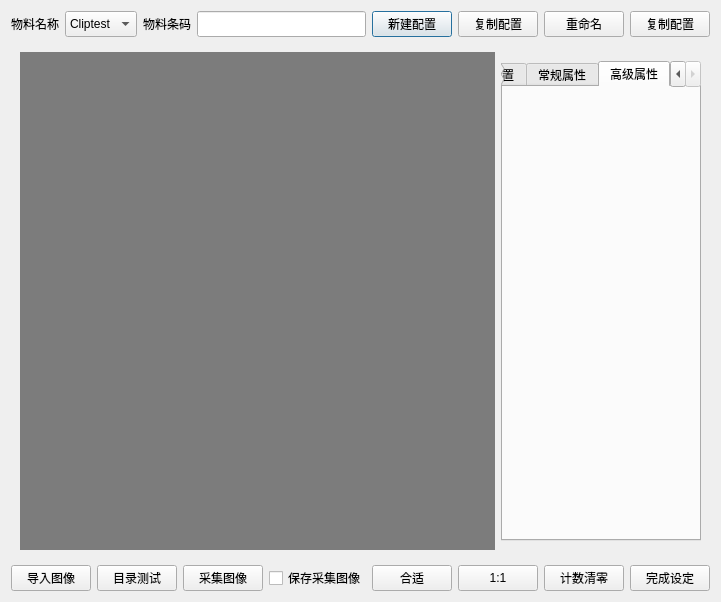
Above: materialmanagedialog.ui from silent426/ProjectDemos before the change. Below: the same form after it.
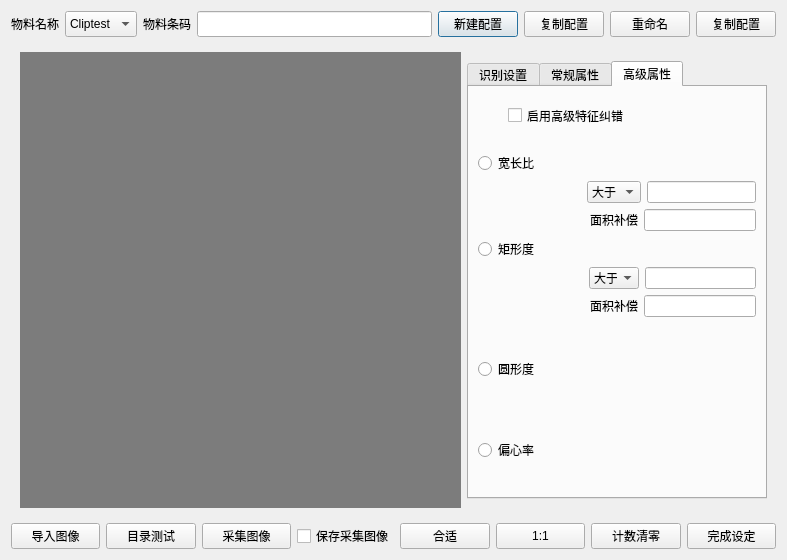
That is the form after the change. The open tabs and pages were chosen to show the change.

```diff
--- a/materialmanagedialog.ui
+++ b/materialmanagedialog.ui
@@ -6,8 +6,8 @@
    <rect>
     <x>0</x>
     <y>0</y>
-    <width>719</width>
-    <height>602</height>
+    <width>787</width>
+    <height>560</height>
    </rect>
   </property>
   <property name="windowTitle">
@@ -155,7 +155,7 @@
        <widget class="QWidget" name="widget_5" native="true">
         <property name="maximumSize">
          <size>
-          <width>200</width>
+          <width>300</width>
           <height>16777215</height>
          </size>
         </property>
@@ -185,6 +185,301 @@
             <attribute name="title">
              <string>高级属性</string>
             </attribute>
+            <layout class="QVBoxLayout" name="verticalLayout_3">
+             <item>
+              <widget class="QWidget" name="widget_6" native="true">
+               <property name="maximumSize">
+                <size>
+                 <width>16777215</width>
+                 <height>40</height>
+                </size>
+               </property>
+               <widget class="QCheckBox" name="checkBox_2">
+                <property name="geometry">
+                 <rect>
+                  <x>30</x>
+                  <y>10</y>
+                  <width>131</width>
+                  <height>19</height>
+                 </rect>
+                </property>
+                <property name="text">
+                 <string>启用高级特征纠错</string>
+                </property>
+               </widget>
+              </widget>
+             </item>
+             <item>
+              <widget class="QWidget" name="widget_8" native="true">
+               <layout class="QVBoxLayout" name="verticalLayout_5">
+                <property name="leftMargin">
+                 <number>0</number>
+                </property>
+                <property name="rightMargin">
+                 <number>0</number>
+                </property>
+                <item>
+                 <widget class="QWidget" name="widget_7" native="true">
+                  <layout class="QVBoxLayout" name="verticalLayout_4">
+                   <property name="leftMargin">
+                    <number>0</number>
+                   </property>
+                   <property name="topMargin">
+                    <number>0</number>
+                   </property>
+                   <property name="rightMargin">
+                    <number>0</number>
+                   </property>
+                   <property name="bottomMargin">
+                    <number>0</number>
+                   </property>
+                   <item>
+                    <widget class="QRadioButton" name="radioButton">
+                     <property name="text">
+                      <string>宽长比</string>
+                     </property>
+                    </widget>
+                   </item>
+                   <item>
+                    <layout class="QHBoxLayout" name="horizontalLayout_4">
+                     <item>
+                      <spacer name="horizontalSpacer">
+                       <property name="orientation">
+                        <enum>Qt::Horizontal</enum>
+                       </property>
+                       <property name="sizeHint" stdset="0">
+                        <size>
+                         <width>40</width>
+                         <height>20</height>
+                        </size>
+                       </property>
+                      </spacer>
+                     </item>
+                     <item>
+                      <widget class="QComboBox" name="comboBox_2">
+                       <item>
+                        <property name="text">
+                         <string>大于</string>
+                        </property>
+                       </item>
+                       <item>
+                        <property name="text">
+                         <string>小于</string>
+                        </property>
+                       </item>
+                      </widget>
+                     </item>
+                     <item>
+                      <widget class="QLineEdit" name="lineEdit_2"/>
+                     </item>
+                    </layout>
+                   </item>
+                   <item>
+                    <layout class="QHBoxLayout" name="horizontalLayout_5">
+                     <item>
+                      <spacer name="horizontalSpacer_2">
+                       <property name="orientation">
+                        <enum>Qt::Horizontal</enum>
+                       </property>
+                       <property name="sizeHint" stdset="0">
+                        <size>
+                         <width>40</width>
+                         <height>20</height>
+                        </size>
+                       </property>
+                      </spacer>
+                     </item>
+                     <item>
+                      <widget class="QLabel" name="label_3">
+                       <property name="text">
+                        <string>面积补偿</string>
+                       </property>
+                      </widget>
+                     </item>
+                     <item>
+                      <widget class="QLineEdit" name="lineEdit_3"/>
+                     </item>
+                    </layout>
+                   </item>
+                  </layout>
+                 </widget>
+                </item>
+                <item>
+                 <widget class="QWidget" name="widget_10" native="true">
+                  <layout class="QVBoxLayout" name="verticalLayout_6">
+                   <property name="leftMargin">
+                    <number>0</number>
+                   </property>
+                   <property name="topMargin">
+                    <number>0</number>
+                   </property>
+                   <property name="rightMargin">
+                    <number>0</number>
+                   </property>
+                   <property name="bottomMargin">
+                    <number>0</number>
+                   </property>
+                   <item>
+                    <widget class="QRadioButton" name="radioButton_2">
+                     <property name="text">
+                      <string>矩形度</string>
+                     </property>
+                    </widget>
+                   </item>
+                   <item>
+                    <layout class="QHBoxLayout" name="horizontalLayout_8">
+                     <item>
+                      <spacer name="horizontalSpacer_3">
+                       <property name="orientation">
+                        <enum>Qt::Horizontal</enum>
+                       </property>
+                       <property name="sizeHint" stdset="0">
+                        <size>
+                         <width>40</width>
+                         <height>20</height>
+                        </size>
+                       </property>
+                      </spacer>
+                     </item>
+                     <item>
+                      <widget class="QComboBox" name="comboBox_3">
+                       <property name="maximumSize">
+                        <size>
+                         <width>50</width>
+                         <height>16777215</height>
+                        </size>
+                       </property>
+                       <item>
+                        <property name="text">
+                         <string>大于</string>
+                        </property>
+                       </item>
+                       <item>
+                        <property name="text">
+                         <string>小于</string>
+                        </property>
+                       </item>
+                      </widget>
+                     </item>
+                     <item>
+                      <widget class="QLineEdit" name="lineEdit_4"/>
+                     </item>
+                    </layout>
+                   </item>
+                   <item>
+                    <layout class="QHBoxLayout" name="horizontalLayout_6">
+                     <item>
+                      <spacer name="horizontalSpacer_4">
+                       <property name="orientation">
+                        <enum>Qt::Horizontal</enum>
+                       </property>
+                       <property name="sizeHint" stdset="0">
+                        <size>
+                         <width>40</width>
+                         <height>20</height>
+                        </size>
+                       </property>
+                      </spacer>
+                     </item>
+                     <item>
+                      <widget class="QLabel" name="label_4">
+                       <property name="text">
+                        <string>面积补偿</string>
+                       </property>
+                      </widget>
+                     </item>
+                     <item>
+                      <widget class="QLineEdit" name="lineEdit_5"/>
+                     </item>
+                    </layout>
+                   </item>
+                  </layout>
+                 </widget>
+                </item>
+               </layout>
+              </widget>
+             </item>
+             <item>
+              <widget class="QWidget" name="widget_9" native="true">
+               <layout class="QVBoxLayout" name="verticalLayout_7">
+                <property name="leftMargin">
+                 <number>0</number>
+                </property>
+                <property name="topMargin">
+                 <number>0</number>
+                </property>
+                <property name="rightMargin">
+                 <number>0</number>
+                </property>
+                <property name="bottomMargin">
+                 <number>0</number>
+                </property>
+                <item>
+                 <widget class="QWidget" name="widget_11" native="true">
+                  <layout class="QVBoxLayout" name="verticalLayout_9">
+                   <property name="leftMargin">
+                    <number>0</number>
+                   </property>
+                   <property name="topMargin">
+                    <number>0</number>
+                   </property>
+                   <property name="rightMargin">
+                    <number>0</number>
+                   </property>
+                   <property name="bottomMargin">
+                    <number>0</number>
+                   </property>
+                   <item>
+                    <widget class="QRadioButton" name="radioButton_3">
+                     <property name="text">
+                      <string>圆形度</string>
+                     </property>
+                    </widget>
+                   </item>
+                   <item>
+                    <layout class="QHBoxLayout" name="horizontalLayout_9"/>
+                   </item>
+                   <item>
+                    <layout class="QHBoxLayout" name="horizontalLayout_10"/>
+                   </item>
+                  </layout>
+                 </widget>
+                </item>
+                <item>
+                 <widget class="QWidget" name="widget_12" native="true">
+                  <layout class="QVBoxLayout" name="verticalLayout_8">
+                   <property name="leftMargin">
+                    <number>0</number>
+                   </property>
+                   <property name="topMargin">
+                    <number>0</number>
+                   </property>
+                   <property name="rightMargin">
+                    <number>0</number>
+                   </property>
+                   <property name="bottomMargin">
+                    <number>0</number>
+                   </property>
+                   <item>
+                    <widget class="QRadioButton" name="radioButton_4">
+                     <property name="text">
+                      <string>偏心率</string>
+                     </property>
+                    </widget>
+                   </item>
+                   <item>
+                    <layout class="QHBoxLayout" name="horizontalLayout_11"/>
+                   </item>
+                   <item>
+                    <layout class="QHBoxLayout" name="horizontalLayout_12"/>
+                   </item>
+                  </layout>
+                 </widget>
+                </item>
+               </layout>
+              </widget>
+             </item>
+            </layout>
            </widget>
           </widget>
          </item>
```
Left out of the diff: 2 changed lines with no effect on the pictures.
